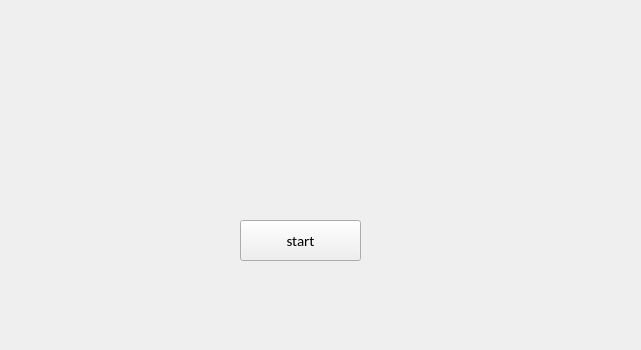
The window that course/InternetProvider/mainwindow.ui (Tsukun/Programminglab) describes before a commit, drawn with Qt 5.
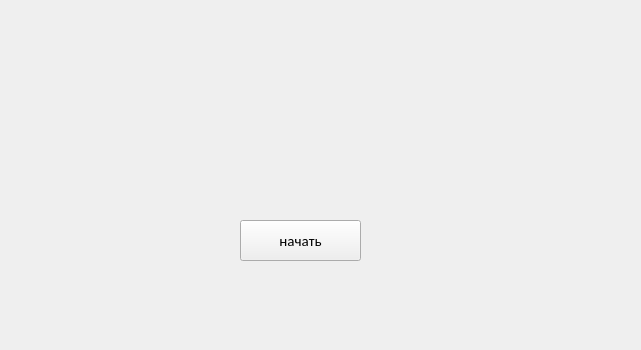
The same window after the commit.

Patch:
```diff
--- a/course/InternetProvider/mainwindow.ui
+++ b/course/InternetProvider/mainwindow.ui
@@ -45,7 +45,7 @@
      </font>
     </property>
     <property name="text">
-     <string>start</string>
+     <string>начать</string>
     </property>
    </widget>
    <widget class="QLabel" name="background">
```
